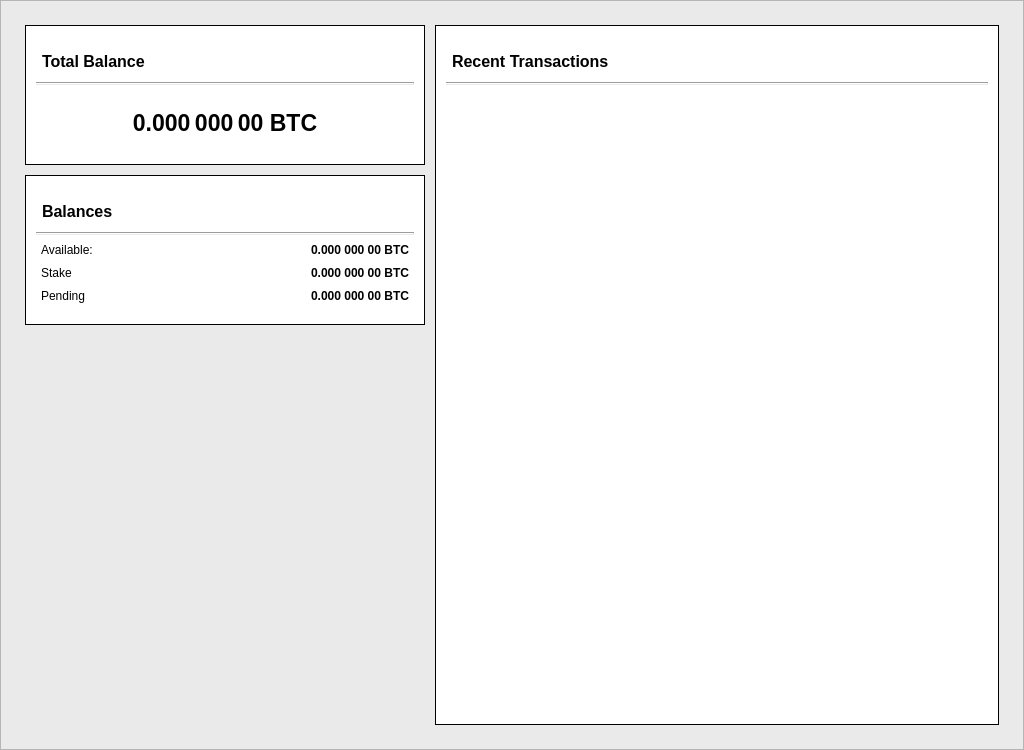
Above: src/qt/forms/overviewpage.ui from Stipend-Developer/stipend before the change. Below: the same form after it.
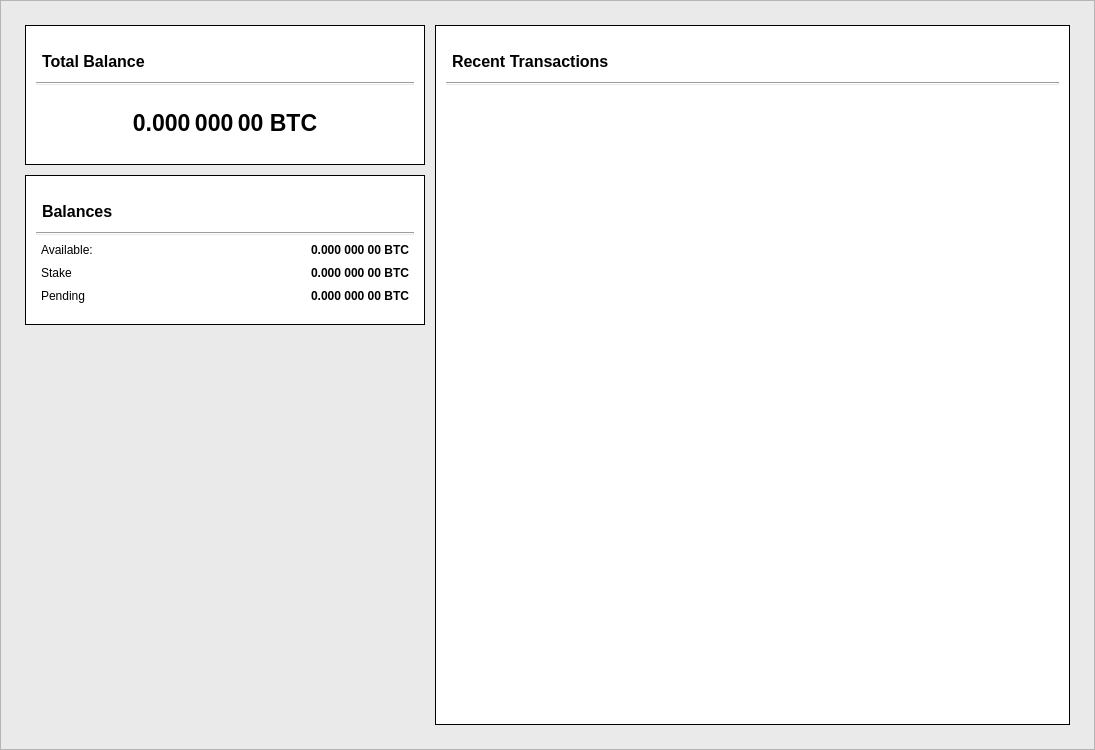
That is the form after the change.

Commit message: Fix scaling, spacing issues on Windows

The edit to the form file:
```diff
--- a/src/qt/forms/overviewpage.ui
+++ b/src/qt/forms/overviewpage.ui
@@ -6,13 +6,13 @@
    <rect>
     <x>0</x>
     <y>0</y>
-    <width>1024</width>
+    <width>1095</width>
     <height>750</height>
    </rect>
   </property>
   <property name="minimumSize">
    <size>
-    <width>1024</width>
+    <width>0</width>
     <height>750</height>
    </size>
   </property>
```
The commit also changes 3 other files.
